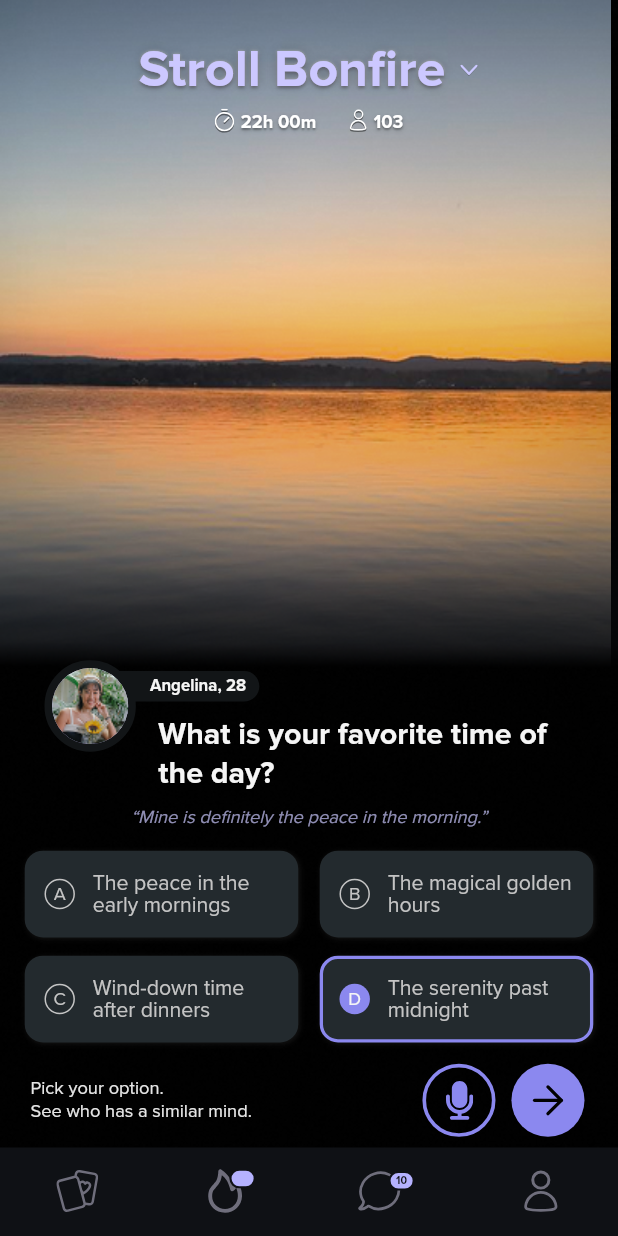
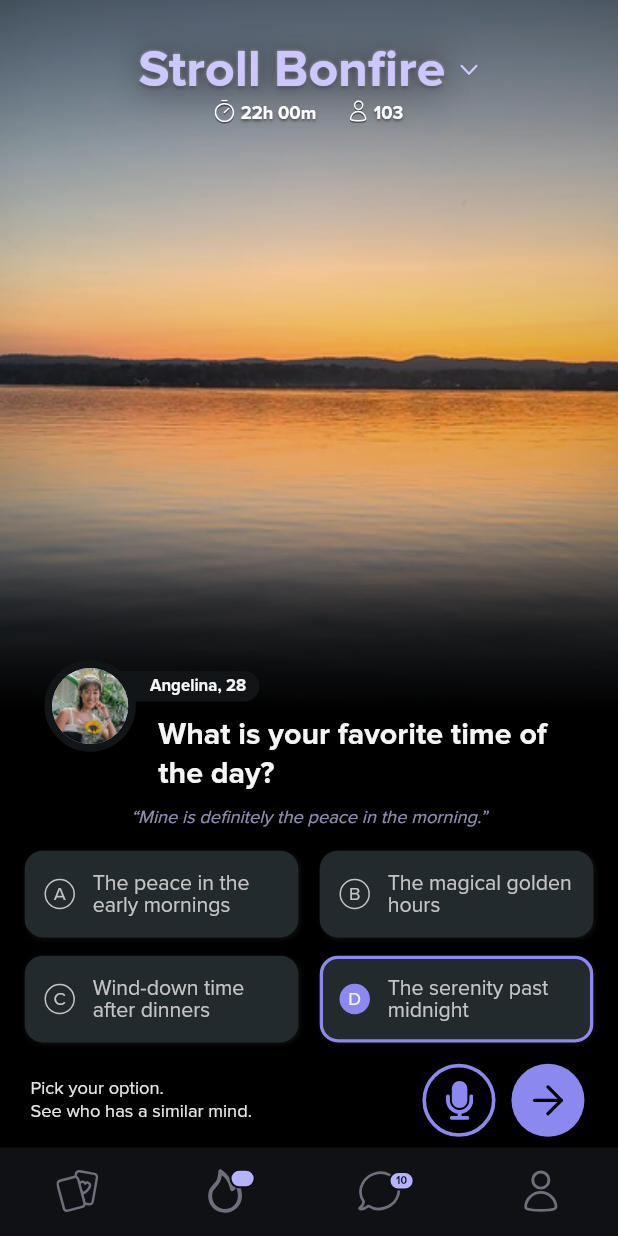
Before and after one commit to peterBrxwn/stroll_demo, a Flutter app: the screen it shows after launch, on a phone screen of 412 x 824 dp. Run offline on Flutter 3.47's test engine with Material 3 defaults, Android fonts, the phone set to English and light mode, and no system bars; our stand-ins replace flutter_screenutil, flutter_svg, vector_graphics.

Commit message:
Clean up

```diff
--- a/lib/screens/home.dart
+++ b/lib/screens/home.dart
@@ -2,11 +2,9 @@
 import 'dart:io';
 
 import 'package:flutter/material.dart';
-
 // Package imports:
 import 'package:flutter_screenutil/flutter_screenutil.dart';
 import 'package:flutter_svg/flutter_svg.dart';
-
 // Project imports:
 import 'package:stroll_demo/gen/assets.gen.dart';
 import 'package:stroll_demo/l10n/app_localizations.dart';
@@ -19,8 +17,50 @@ class HomeScreen extends StatelessWidget {
     return Scaffold(
       body: Stack(
         children: [
-          Assets.images.background.image(fit: BoxFit.cover, height: 502.h),
-          Assets.images.fade.image(fit: BoxFit.cover, width: double.infinity),
+          Assets.images.background.image(
+            fit: BoxFit.cover,
+            height: 502.h,
+            width: double.infinity,
+          ),
+          Container(
+            width: double.infinity,
+            height: double.infinity,
+            decoration: const BoxDecoration(
+              gradient: LinearGradient(
+                begin: Alignment.topCenter,
+                end: Alignment.bottomCenter,
+                stops: [0.0, 0.14, 0.234, 0.4397, 0.486, 0.5252, 0.5514, 0.62],
+                colors: [
+                  Color.fromRGBO(0, 0, 0, 0.4),
+                  Color.fromRGBO(0, 0, 0, 0.123359),
+                  Color.fromRGBO(0, 0, 0, 0.0),
+                  Color.fromRGBO(15, 17, 21, 0.0),
+                  Color.fromRGBO(13, 14, 18, 0.28),
+                  Color.fromRGBO(11, 12, 15, 0.64),
+                  Color.fromRGBO(9, 11, 13, 0.8),
+                  Colors.black,
+                ],
+              ),
+            ),
+          ),
+          Container(
+            width: double.infinity,
+            height: double.infinity,
+            decoration: const BoxDecoration(
+              gradient: RadialGradient(
+                center: Alignment(0.0026, -0.6256),
+                radius: 0.7467,
+                stops: [0.0, 0.6328, 0.7566, 0.8844, 1.0],
+                colors: [
+                  Color.fromRGBO(0, 0, 0, 0.045),
+                  Color.fromRGBO(0, 0, 0, 0.107193),
+                  Color.fromRGBO(0, 0, 0, 0.135),
+                  Color.fromRGBO(0, 0, 0, 0.195),
+                  Color.fromRGBO(0, 0, 0, 0.24),
+                ],
+              ),
+            ),
+          ),
           SafeArea(
             child: Padding(
               padding: EdgeInsets.fromLTRB(15.w, 15.h, 15.w, 7.h),
@@ -133,27 +173,38 @@ class _TopBar extends StatelessWidget {
         Row(
           mainAxisAlignment: MainAxisAlignment.center,
           children: [
-            Text(
+            Container(
+              decoration: BoxDecoration(
+                boxShadow: [
+                  BoxShadow(
+                    color: Color(0x33000000),
+                    offset: Offset(0, 2),
+                    blurRadius: 20.0.r,
+                  ),
+                ],
+              ),
+              child: Text(
                 l10n.strollBonfireTitle,
                 style: textTheme.headlineLarge?.copyWith(
                   color: colorScheme.primaryContainer,
-                shadows: const [
+                  shadows: [
                     Shadow(
                       color: Color(0x33000000),
-                    blurRadius: 7.9,
+                      blurRadius: 7.9.r,
                       offset: Offset(0, 0),
                     ),
                     Shadow(
                       color: Color(0xFFBEBEBE),
-                    blurRadius: 2.0,
+                      blurRadius: 2.0.r,
                       offset: Offset(0, 0),
                     ),
                     Shadow(
                       color: Color(0x8024232F),
-                    blurRadius: 2.0,
+                      blurRadius: 2.0.r,
                       offset: Offset(0, 1),
                     ),
                   ],
+                ),
               ),
             ),
             8.horizontalSpace,
@@ -173,9 +224,10 @@ class _TopBar extends StatelessWidget {
             ),
           ],
         ),
-        8.verticalSpace,
+        2.verticalSpace,
         Row(
           mainAxisAlignment: MainAxisAlignment.center,
+          mainAxisSize: MainAxisSize.min,
           crossAxisAlignment: CrossAxisAlignment.end,
           children: [
             _ShadowedIcon(
@@ -341,7 +393,10 @@ class _AnswerOptionsGrid extends StatelessWidget {
       children: [
         Row(
           mainAxisAlignment: MainAxisAlignment.spaceBetween,
-          children: [_OptionButton('A', l10n.optionA), _OptionButton('B', l10n.optionB)],
+          children: [
+            _OptionButton('A', l10n.optionA),
+            _OptionButton('B', l10n.optionB),
+          ],
         ),
         12.verticalSpace,
         Row(
```
Also changed, not shown: 3 other files. Lines whose indentation alone changed are shown as unchanged.
